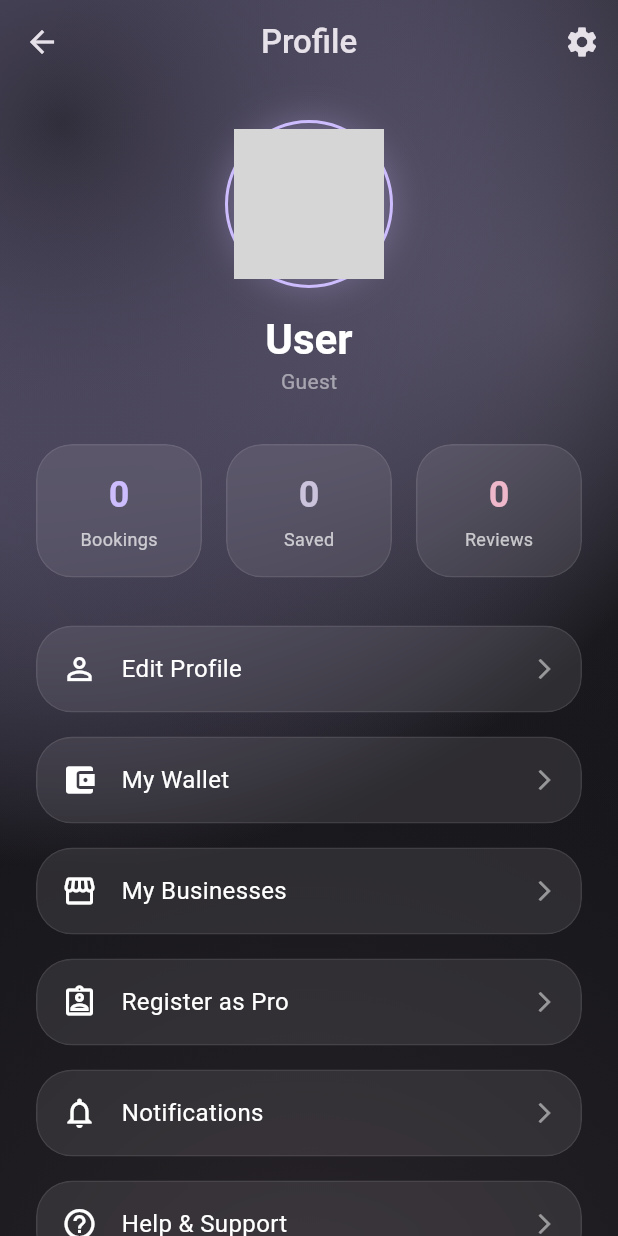
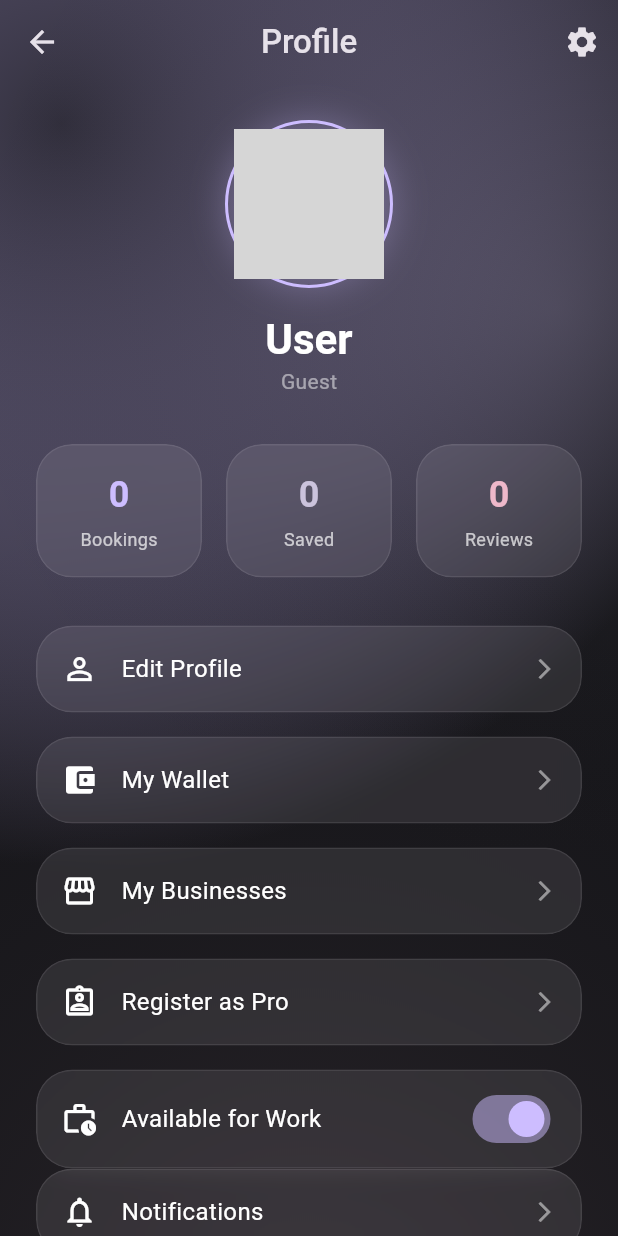
Before and after one commit to gixbee/gixbeesolutions, a Flutter app: the ProfileScreen screen opened directly, on a phone screen of 412 x 824 dp. Run offline on Flutter 3.47's test engine with Material 3 defaults, Android fonts, the phone set to English and light mode, and no system bars; drawn by our look-alikes of dynamic_color; our stand-ins replace carousel_slider, dio, firebase_core, firebase_messaging, flutter_animate, flutter_local_notifications and 6 more; missing offline and left inert: razorpay_flutter; accounts and stored records are empty; network calls fail; grey boxes are pictures that could not be loaded.

Commit message:
feat: add available for work toggle and filter unapproved/unavailable workers

```diff
--- a/lib/features/profile/profile_screen.dart
+++ b/lib/features/profile/profile_screen.dart
@@ -174,6 +174,37 @@ class ProfileScreen extends ConsumerWidget {
                   },
                 ),
                 const SizedBox(height: 16),
+                userAsync.when(
+                  data: (user) => _ProfileToggleOption(
+                    icon: Icons.work_history_outlined,
+                    label: 'Available for Work',
+                    initialValue: user?.isAvailableForWork ?? true,
+                    onChanged: (val) async {
+                      if (user == null) return;
+                      try {
+                        await ref.read(profileRepositoryProvider).updateProfile(
+                          userId: user.id,
+                          data: {'isAvailableForWork': val},
+                        );
+                        // Refresh the user profile
+                        ref.invalidate(currentUserProvider);
+                        if (context.mounted) {
+                          ScaffoldMessenger.of(context).showSnackBar(
+                            SnackBar(content: Text(val ? 'You are now visible to clients for booking' : 'You are currently hidden from search')),
+                          );
+                        }
+                      } catch (e) {
+                         if (context.mounted) {
+                           ScaffoldMessenger.of(context).showSnackBar(
+                            const SnackBar(content: Text('Failed to update availability')),
+                           );
+                         }
+                      }
+                    },
+                  ),
+                  loading: () => const SizedBox.shrink(),
+                  error: (_, __) => const SizedBox.shrink(),
+                ),
                 const _ProfileOption(
                     icon: Icons.notifications_none, label: 'Notifications'),
                 const SizedBox(height: 16),
@@ -275,3 +306,57 @@ class _ProfileOption extends StatelessWidget {
     );
   }
 }
+
+class _ProfileToggleOption extends StatefulWidget {
+  final IconData icon;
+  final String label;
+  final bool initialValue;
+  final ValueChanged<bool> onChanged;
+
+  const _ProfileToggleOption({
+    required this.icon,
+    required this.label,
+    required this.initialValue,
+    required this.onChanged,
+  });
+
+  @override
+  State<_ProfileToggleOption> createState() => _ProfileToggleOptionState();
+}
+
+class _ProfileToggleOptionState extends State<_ProfileToggleOption> {
+  late bool _value;
+
+  @override
+  void initState() {
+    super.initState();
+    _value = widget.initialValue;
+  }
+
+  @override
+  Widget build(BuildContext context) {
+    return GlassContainer(
+      padding: const EdgeInsets.symmetric(horizontal: 16, vertical: 8),
+      child: Row(
+        children: [
+          Icon(widget.icon, color: Colors.white),
+          const SizedBox(width: 16),
+          Expanded(
+            child: Text(
+              widget.label,
+              style: const TextStyle(color: Colors.white, fontSize: 16),
+            ),
+          ),
+          Switch(
+            value: _value,
+            activeColor: Theme.of(context).colorScheme.primary,
+            onChanged: (val) {
+              setState(() => _value = val);
+              widget.onChanged(val);
+            },
+          ),
+        ],
+      ),
+    );
+  }
+}
--- a/lib/shared/models/user.dart
+++ b/lib/shared/models/user.dart
@@ -4,6 +4,7 @@ class User {
   final String? email;
   final String? name;
   final String? avatar;
+  final bool isAvailableForWork;
 
   User({
     required this.id,
@@ -11,6 +12,7 @@ class User {
     this.email,
     this.name,
     this.avatar,
+    this.isAvailableForWork = true,
   });
 
   factory User.fromJson(Map<String, dynamic> json) {
@@ -20,6 +22,7 @@ class User {
       email: json['email'] as String?,
       name: json['name'] as String?,
       avatar: json['avatar'] as String?,
+      isAvailableForWork: json['isAvailableForWork'] as bool? ?? true,
     );
   }
 
```
Also changed, not shown: 2 other files.
